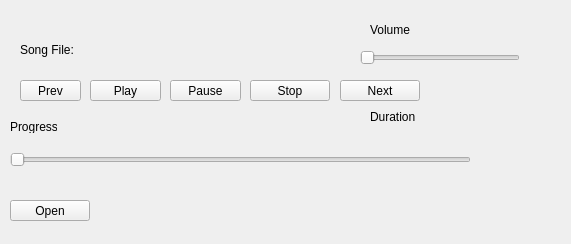
The window that MediaPlayer/widget.ui (SHETKIR/qt) describes before a commit, drawn with Qt 5.
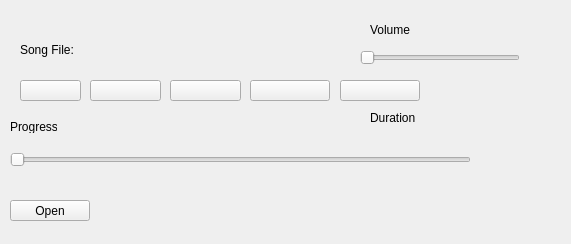
The same window after the commit. Icons and pictures are not drawn.

Commit message: button and volume is done

```diff
--- a/MediaPlayer/widget.ui
+++ b/MediaPlayer/widget.ui
@@ -52,7 +52,7 @@
     </rect>
    </property>
    <property name="text">
-    <string>Prev</string>
+    <string/>
    </property>
   </widget>
   <widget class="QPushButton" name="pushButtonPlay">
@@ -65,7 +65,7 @@
     </rect>
    </property>
    <property name="text">
-    <string>Play</string>
+    <string/>
    </property>
   </widget>
   <widget class="QPushButton" name="pushButtonPause">
@@ -78,7 +78,7 @@
     </rect>
    </property>
    <property name="text">
-    <string>Pause</string>
+    <string/>
    </property>
   </widget>
   <widget class="QPushButton" name="pushButtonStop">
@@ -91,7 +91,7 @@
     </rect>
    </property>
    <property name="text">
-    <string>Stop</string>
+    <string/>
    </property>
   </widget>
   <widget class="QPushButton" name="pushButtonNext">
@@ -104,7 +104,7 @@
     </rect>
    </property>
    <property name="text">
-    <string>Next</string>
+    <string/>
    </property>
   </widget>
   <widget class="QPushButton" name="pushButtonOpen">
@@ -183,8 +183,8 @@
     <rect>
      <x>370</x>
      <y>110</y>
-     <width>47</width>
-     <height>13</height>
+     <width>101</width>
+     <height>16</height>
     </rect>
    </property>
    <property name="text">
```
Left out of the diff: 3 changed lines with no effect on the pictures. The commit also changes 2 other files.
